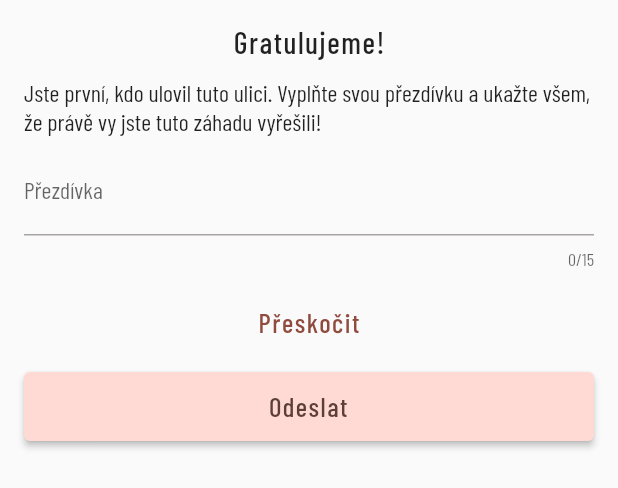
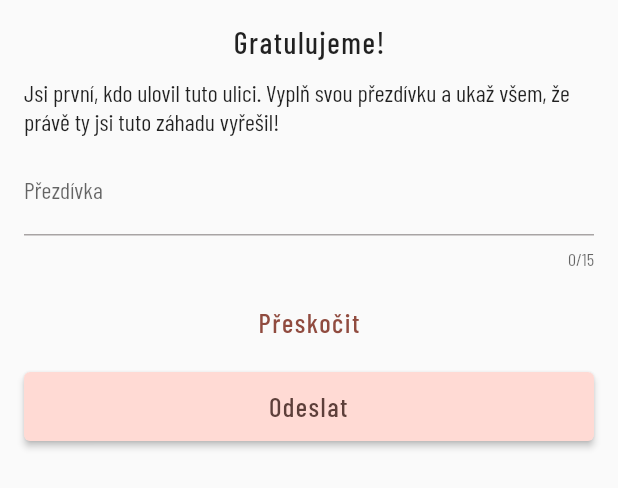
Before and after one commit to Esosek/kralupy_streets, a Flutter app: the FinderModal widget shown alone on an empty page, opened directly, on a phone screen of 412 x 824 dp. Shown: the top 488 px of the screen. Run offline on Flutter 3.47's test engine with Material 2 defaults, Android fonts, the light colour scheme and no system bars; our stand-ins replace carousel_slider, cloud_firestore, firebase_analytics, firebase_core, firebase_storage, flutter_onboarding_slider and 7 more; accounts and stored records are empty.

Commit message:
UI texts changes

```diff
--- a/lib/widgets/finder_modal.dart
+++ b/lib/widgets/finder_modal.dart
@@ -79,7 +79,7 @@ class _FinderModalState extends State<FinderModal> {
           ),
           const SizedBox(height: 12),
           Text(
-            'Jste první, kdo ulovil tuto ulici. Vyplňte svou přezdívku a ukažte všem, že právě vy jste tuto záhadu vyřešili!',
+            'Jsi první, kdo ulovil tuto ulici. Vyplň svou přezdívku a ukaž všem, že právě ty jsi tuto záhadu vyřešil!',
             style: Theme.of(context).textTheme.bodyMedium,
           ),
           const SizedBox(height: 8),
--- a/lib/widgets/hunting_tutorial.dart
+++ b/lib/widgets/hunting_tutorial.dart
@@ -39,7 +39,7 @@ class HuntingTutorial extends StatelessWidget {
         HuntingTutorialPage(
           title: 'Ulov!',
           body:
-              'Pokud tvůj snímek odpovídá, ulice se přidá do tvé sbírky. Jsi-li první, kdo ji objevil, zadej svou přezdívku a ukáž všem, že jsi to byl/a ty!',
+              'Pokud tvůj snímek odpovídá, ulice se přidá do tvé sbírky. Jsi-li první, kdo ji objevil, zadej svou přezdívku a ukaž všem, že jsi to byl/a ty!',
           imagePath: 'assets/images/nickname_textfield.png',
         ),
       ],
```
